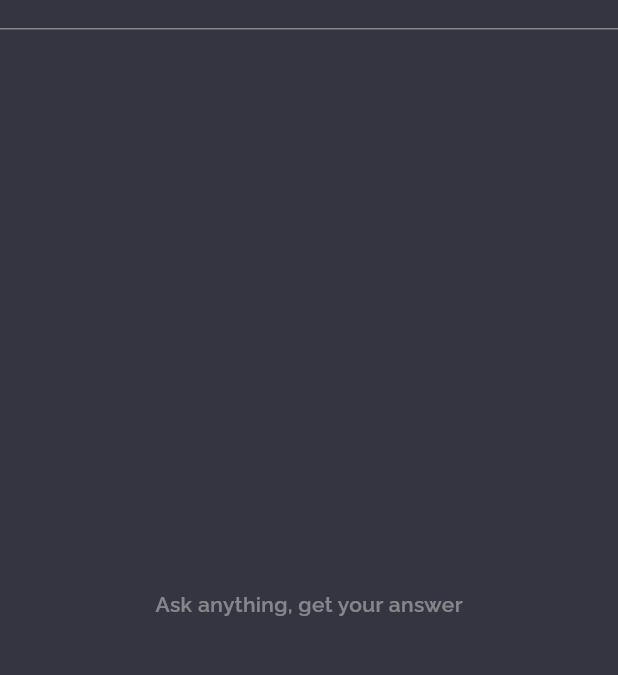
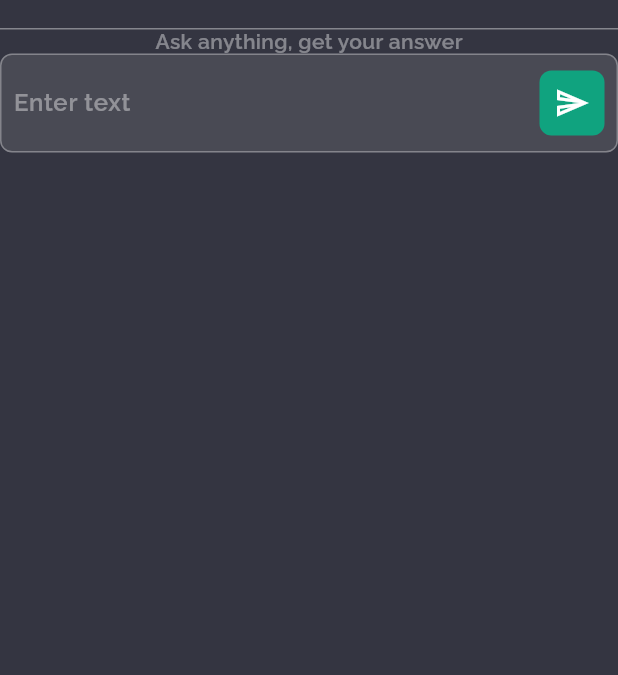
Before and after one commit to artem-petrushenko/ChatGPT, a Flutter app: the screen it shows after launch, on a phone screen of 412 x 824 dp, the part 56-731 px from its top. Run offline on Flutter 3.47's test engine with Material 2 defaults, Android fonts, the phone set to English and light mode, and no system bars; our stand-ins replace dio, flutter_bloc, freezed_annotation, sqflite; accounts and stored records are empty.

```diff
--- a/lib/configuration/api_configuration.dart
+++ b/lib/configuration/api_configuration.dart
@@ -1,5 +1,5 @@
 class ApiConfiguration {
-  static const apiKey = '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';
+  static const apiKey = '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';
   static const organizationID = 'org-1vX6JbNHQYqwNDj2DfXt09JK';
 
   static const host = 'https://api.openai.com/v1';
--- a/lib/presentation/blocs/blocs/chat/chat_state.dart
+++ b/lib/presentation/blocs/blocs/chat/chat_state.dart
@@ -5,7 +5,7 @@ class ChatState with _$ChatState {
   const factory ChatState.loading() = _ChatLoadingState;
 
   const factory ChatState.success({
-    required List<ChatHistoryModel> chatHistoryModel,
+    required List<ChatHistoryModel> history,
   }) = _ChatSuccessState;
 
   const factory ChatState.empty() = _ChatEmptyState;
--- a/lib/presentation/views/chat/chat_view.dart
+++ b/lib/presentation/views/chat/chat_view.dart
@@ -9,6 +9,7 @@ class ChatView extends StatelessWidget {
 
   @override
   Widget build(BuildContext context) {
+    final input = TextEditingController();
     final state = context.watch<ChatBloc>().state;
     return Scaffold(
       resizeToAvoidBottomInset: true,
@@ -60,6 +61,11 @@ class ChatView extends StatelessWidget {
                   left: 0,
                   right: 0,
                   bottom: 100.0,
+                  child: GestureDetector(
+                    onTap: () => context.read<ChatBloc>()
+                      ..add(
+                        RegenerateResponseEvent(message: chat.last.message),
+                      ),
                     child: Row(
                       mainAxisAlignment: MainAxisAlignment.center,
                       children: [
@@ -92,6 +98,7 @@ class ChatView extends StatelessWidget {
                       ],
                     ),
                   ),
+                ),
               Positioned(
                 left: 20.0,
                 right: 20.0,
@@ -119,7 +126,7 @@ class ChatView extends StatelessWidget {
                       children: [
                         Expanded(
                           child: TextField(
-                            onChanged: (String message) {},
+                            controller: input,
                             cursorColor: const Color(0xFFFFFFFF),
                             cursorHeight: 28.0,
                             cursorWidth: 1.0,
@@ -133,7 +140,9 @@ class ChatView extends StatelessWidget {
                         ),
                         const SizedBox(width: 8.0),
                         GestureDetector(
-                          onTap: () {},
+                          onTap: () => context
+                              .read<ChatBloc>()
+                              .add(SendMessageEvent(message: input.value.text)),
                           child: Container(
                             padding: const EdgeInsets.all(9.67),
                             decoration: const BoxDecoration(
@@ -155,9 +164,76 @@ class ChatView extends StatelessWidget {
               ),
             ],
           ),
-          empty: () => const Text(
+          empty: () => Column(
+            children: [
+              const Text(
                 'Ask anything, get your answer',
                 style: ChatGptTextStyles.textStyle1,
+              ),
+              Positioned(
+                left: 20.0,
+                right: 20.0,
+                bottom: 0.0,
+                child: Container(
+                  decoration: const BoxDecoration(
+                    borderRadius: BorderRadius.only(
+                      topLeft: Radius.circular(8.0),
+                      topRight: Radius.circular(8.0),
+                    ),
+                    color: Color(0xFF343541),
+                  ),
+                  child: Container(
+                    margin: const EdgeInsets.only(bottom: 20.0),
+                    padding: const EdgeInsets.all(8.0),
+                    decoration: BoxDecoration(
+                      color: const Color(0x1AFFFFFF),
+                      borderRadius:
+                      const BorderRadius.all(Radius.circular(8.0)),
+                      border: Border.all(
+                        color: const Color(0x52FFFFFF),
+                      ),
+                    ),
+                    child: Row(
+                      children: [
+                        Expanded(
+                          child: TextField(
+                            controller: input,
+                            cursorColor: const Color(0xFFFFFFFF),
+                            cursorHeight: 28.0,
+                            cursorWidth: 1.0,
+                            decoration: const InputDecoration(
+                              labelStyle: ChatGptTextStyles.textStyle6,
+                              hintText: 'Enter text',
+                              hintStyle: ChatGptTextStyles.textStyle5,
+                              border: InputBorder.none,
+                            ),
+                          ),
+                        ),
+                        const SizedBox(width: 8.0),
+                        GestureDetector(
+                          onTap: () => context
+                              .read<ChatBloc>()
+                              .add(SendMessageEvent(message: input.value.text)),
+                          child: Container(
+                            padding: const EdgeInsets.all(9.67),
+                            decoration: const BoxDecoration(
+                              color: Color(0xFF10A37F),
+                              borderRadius: BorderRadius.all(
+                                Radius.circular(8.0),
+                              ),
+                            ),
+                            child: const Icon(
+                              Icons.send_outlined,
+                              color: Color(0xFFFFFFFF),
+                            ),
+                          ),
+                        )
+                      ],
+                    ),
+                  ),
+                ),
+              ),
+            ],
           ),
           failure: (error) => Padding(
             padding: const EdgeInsets.symmetric(horizontal: 32.0),
@@ -228,6 +304,7 @@ class _ChatMessageWidget extends StatelessWidget {
 
   @override
   Widget build(BuildContext context) {
+    final bloc = context.read<ChatBloc>();
     return Padding(
       padding: const EdgeInsets.only(
         right: 88.0,
@@ -252,7 +329,7 @@ class _ChatMessageWidget extends StatelessWidget {
           ),
           const SizedBox(height: 14.0),
           GestureDetector(
-            onTap: () {},
+            onTap: () => bloc.add(CopyMessageEvent(message: message)),
             child: const Row(
               children: [
                 Icon(
```
Also changed, not shown: lib/chat_observer.dart (+6 -4 lines), lib/presentation/blocs/blocs/chat/chat_bloc.dart (+43 -48 lines), lib/presentation/blocs/blocs/chat/chat_bloc.freezed.dart. Lines whose indentation alone changed are shown as unchanged.
